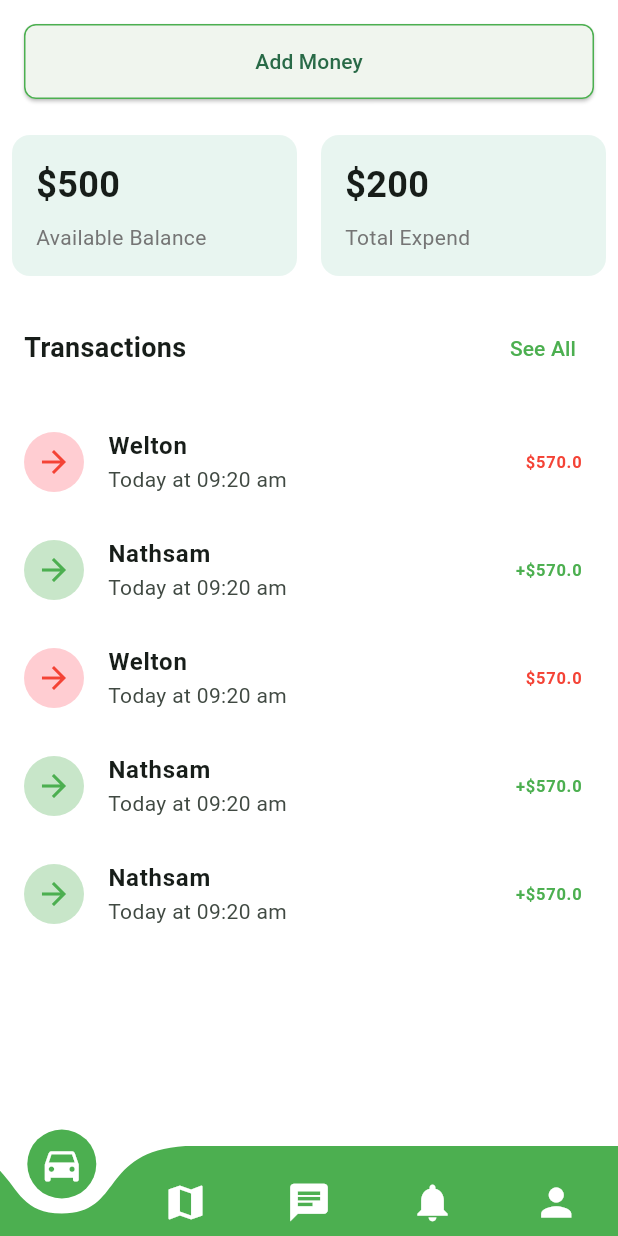
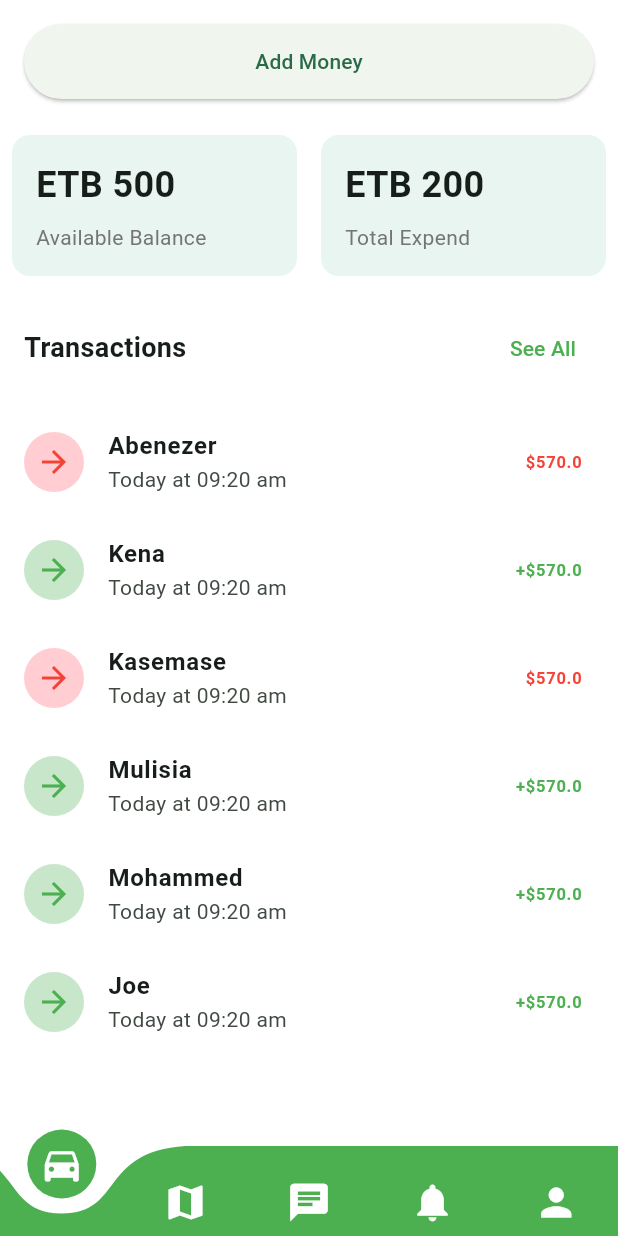
Before and after one commit to abenooo/ride_clone, a Flutter app: the BaseScreen screen opened directly, after a tap on "Add Money", on a phone screen of 412 x 824 dp. Run offline on Flutter 3.47's test engine with Material 3 defaults, Android fonts, the light colour scheme and no system bars; drawn by our look-alikes of curved_navigation_bar; our stand-ins replace flutter_map, geocoding, geolocator, latlong2, shared_preferences, smooth_page_indicator; missing offline and left inert: flutter_map_cancellable_tile_provider; accounts and stored records are empty; network calls fail.

Commit message:
Add wallet

```diff
--- a/lib/home/wallet_screen.dart
+++ b/lib/home/wallet_screen.dart
@@ -15,28 +15,24 @@ class CarScreen extends StatelessWidget {
               padding: const EdgeInsets.all(16.0),
               child: ElevatedButton(
                 onPressed: () {},
-                child: const Text('Add Money'),
                 style: ElevatedButton.styleFrom(
                   minimumSize: const Size(double.infinity, 50),
-                  shape: RoundedRectangleBorder(
-                    borderRadius: BorderRadius.circular(8),
-                    side: const BorderSide(color: Colors.green),
-                  ),
                 ),
+                child: const Text('Add Money'),
               ),
             ),
             Row(
               children: [
                 Expanded(
                   child: _buildBalanceCard(
-                    '\$500',
+                    'ETB 500',
                     'Available Balance',
                     const Color(0xFFE8F5F0),
                   ),
                 ),
                 Expanded(
                   child: _buildBalanceCard(
-                    '\$200',
+                    'ETB 200',
                     'Total Expend',
                     const Color(0xFFE8F5F0),
                   ),
@@ -69,11 +65,12 @@ class CarScreen extends StatelessWidget {
               shrinkWrap: true,
               physics: const NeverScrollableScrollPhysics(),
               children: [
-                _buildTransactionItem('Welton', '09:20 am', -570.00),
-                _buildTransactionItem('Nathsam', '09:20 am', 570.00),
-                _buildTransactionItem('Welton', '09:20 am', -570.00),
-                _buildTransactionItem('Nathsam', '09:20 am', 570.00),
-                _buildTransactionItem('Nathsam', '09:20 am', 570.00),
+                _buildTransactionItem('Abenezer', '09:20 am', -570.00),
+                _buildTransactionItem('Kena', '09:20 am', 570.00),
+                _buildTransactionItem('Kasemase', '09:20 am', -570.00),
+                _buildTransactionItem('Mulisia', '09:20 am', 570.00),
+                _buildTransactionItem('Mohammed', '09:20 am', 570.00),
+                _buildTransactionItem('Joe', '09:20 am', 570.00),
               ],
             ),
           ],
```
